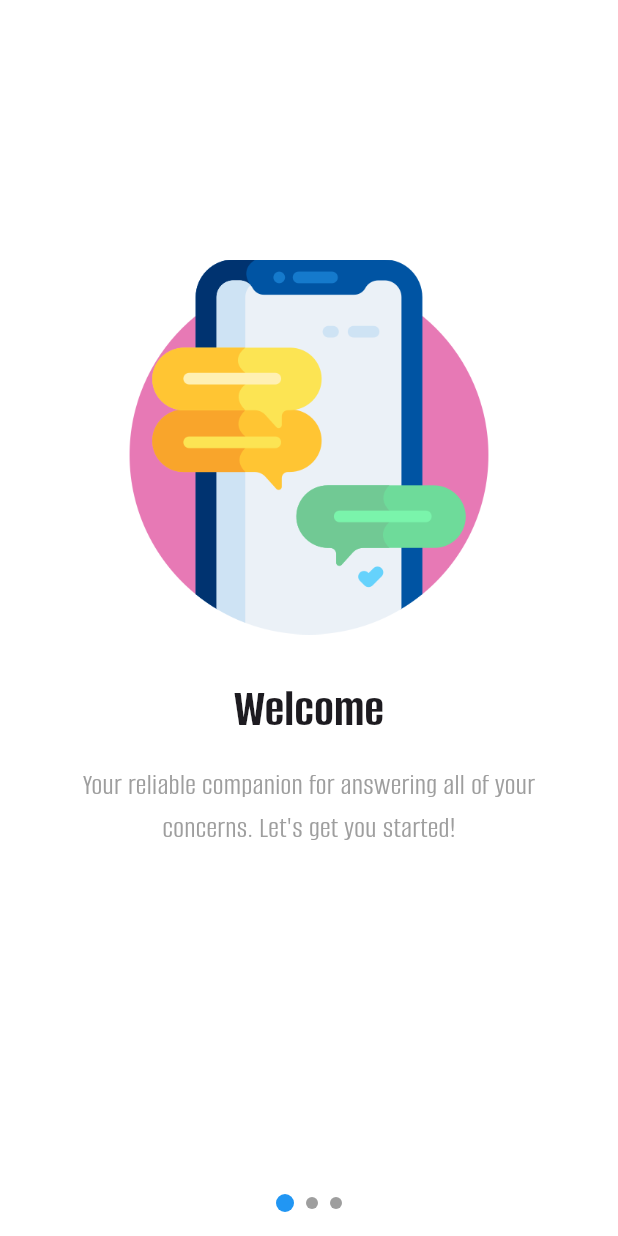
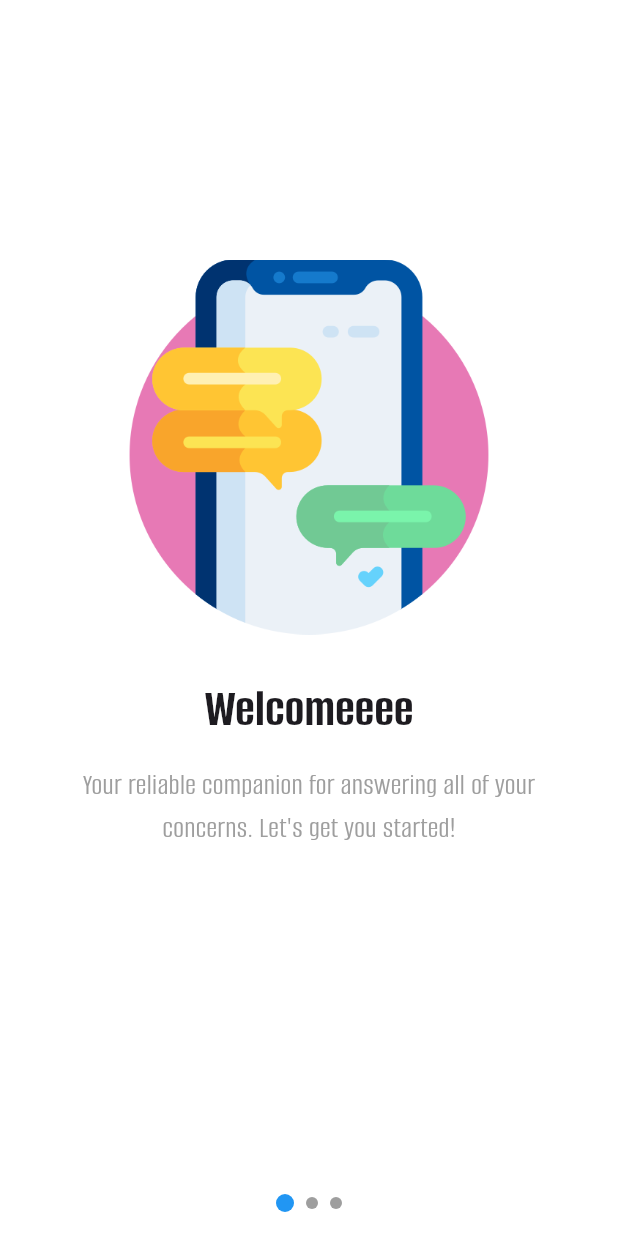
Before and after one commit to karlitoelverde/copartner-chatbot-project, a Flutter app: the screen it shows after launch, on a phone screen of 412 x 824 dp. Run offline on Flutter 3.47's test engine with Material 3 defaults, Android fonts, the phone set to English and light mode, and no system bars; our stand-ins replace image_picker.

Commit message:
changes
welcome changes

```diff
--- a/lib/modules/get_started/get_started_screen.dart
+++ b/lib/modules/get_started/get_started_screen.dart
@@ -82,7 +82,7 @@ class _GetStartedScreenState extends State<GetStartedScreen> {
     // Even if the user hasn't chosen a language, default to English texts.
     final bool useEnglish = languageProvider.isEnglish;
 
-    final title = useEnglish ? "Welcome" : "Maligayang Pagdating";
+    final title = useEnglish ? "Welcomeeee" : "Maligayang Pagdating";
     final description = useEnglish
         ? "Your reliable companion for answering all of your concerns. Let's get you started!"
         : "Ang iyong mapagkakatiwalaang kasama para sagutin ang lahat ng iyong mga alalahanin. Simulan na natin!";
```
